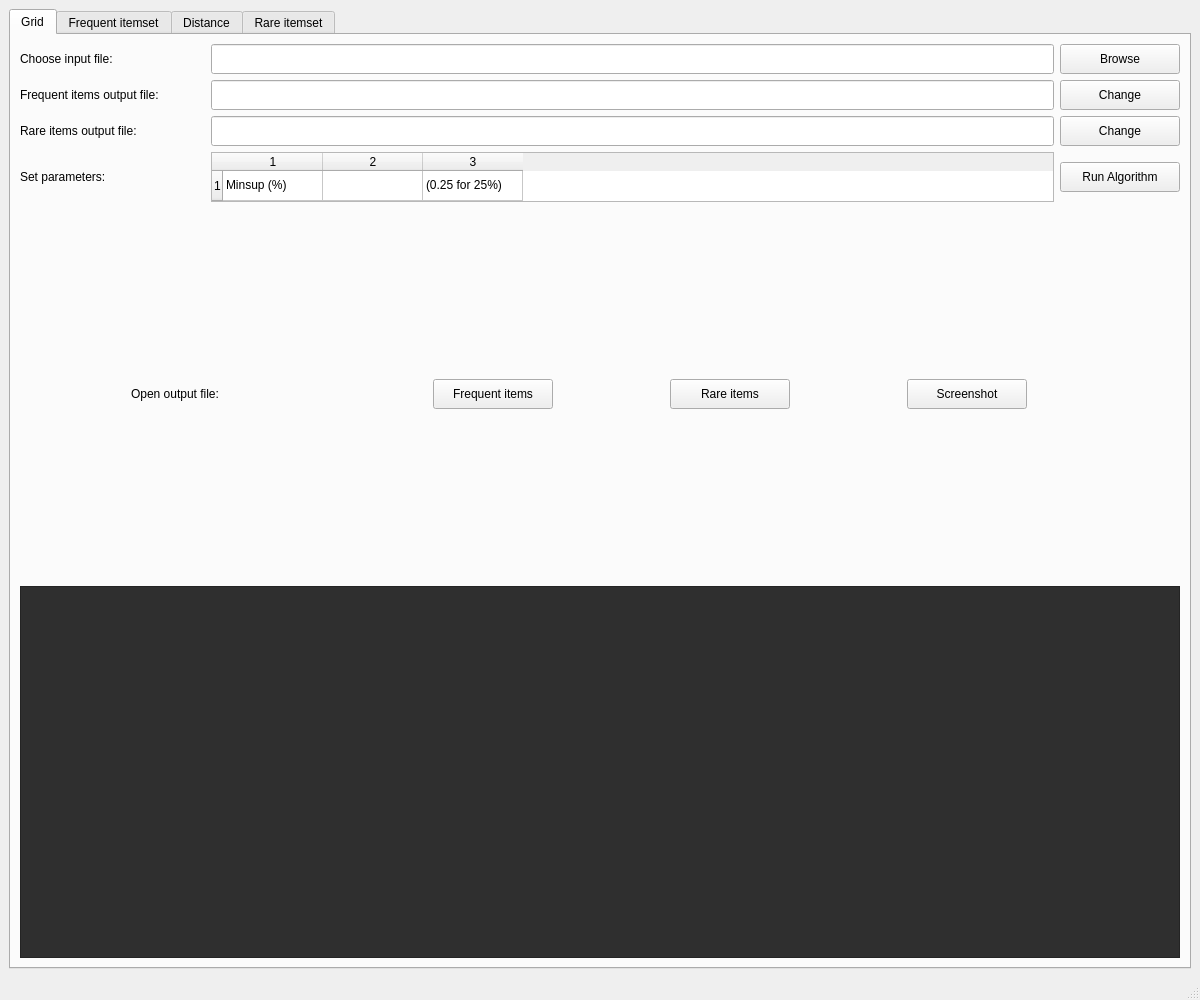
First picture: the form in AssociationRules/mainwindow.ui, repository fjovanovic/Association-Rules, before the edit.
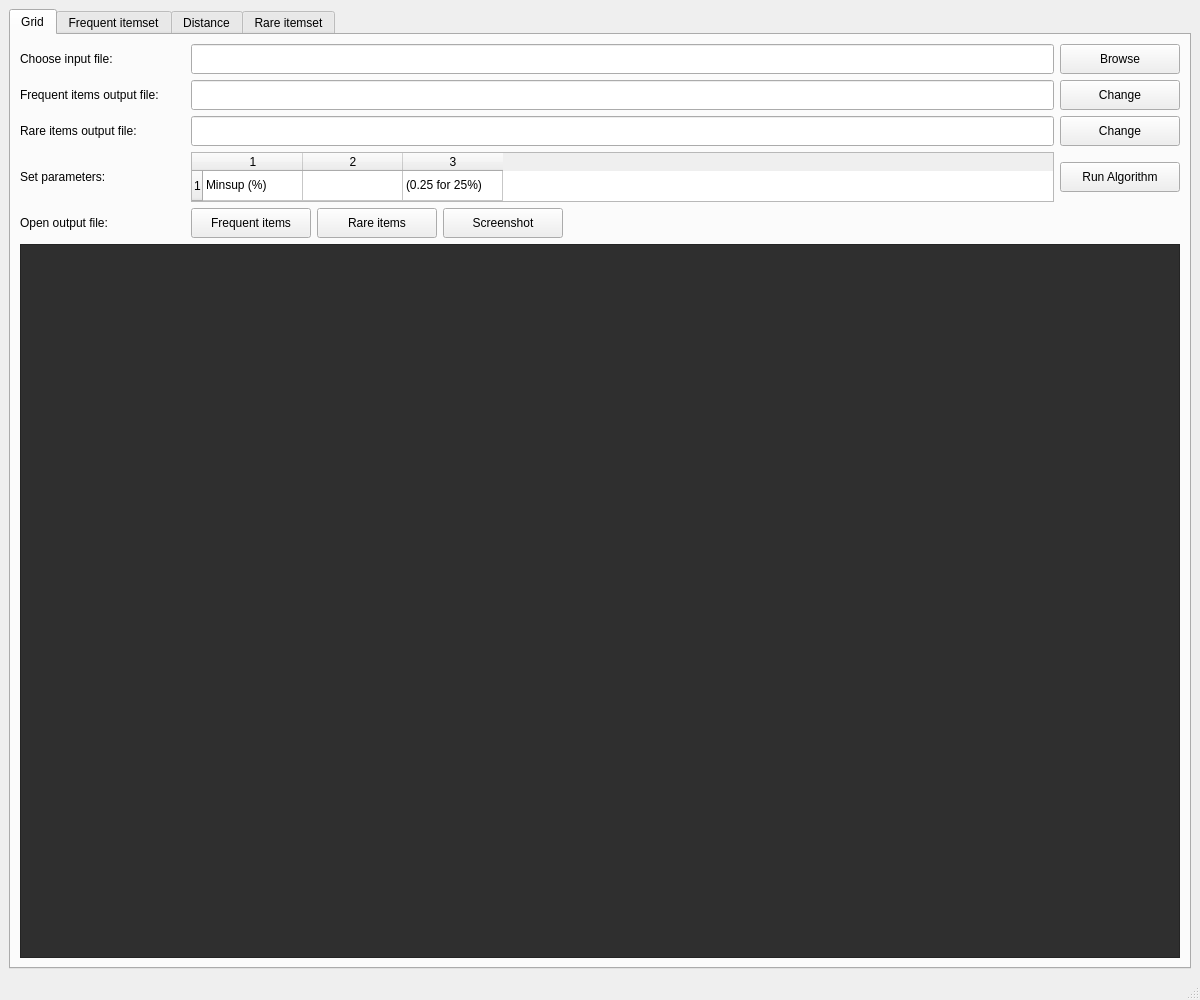
Second picture: the form after the edit.

Commit message: Modified width of labels

Diff of the .ui file:
```diff
--- a/AssociationRules/mainwindow.ui
+++ b/AssociationRules/mainwindow.ui
@@ -46,13 +46,13 @@
            <widget class="QLabel" name="gridInputFileLabel">
             <property name="minimumSize">
              <size>
-              <width>185</width>
+              <width>165</width>
               <height>30</height>
              </size>
             </property>
             <property name="maximumSize">
              <size>
-              <width>185</width>
+              <width>165</width>
               <height>30</height>
              </size>
             </property>
@@ -116,13 +116,13 @@
            <widget class="QLabel" name="gridOutputFileLabel">
             <property name="minimumSize">
              <size>
-              <width>185</width>
+              <width>165</width>
               <height>30</height>
              </size>
             </property>
             <property name="maximumSize">
              <size>
-              <width>185</width>
+              <width>165</width>
               <height>30</height>
              </size>
             </property>
@@ -186,13 +186,13 @@
            <widget class="QLabel" name="label_2">
             <property name="minimumSize">
              <size>
-              <width>185</width>
+              <width>165</width>
               <height>30</height>
              </size>
             </property>
             <property name="maximumSize">
              <size>
-              <width>185</width>
+              <width>165</width>
               <height>30</height>
              </size>
             </property>
@@ -259,13 +259,13 @@
            <widget class="QLabel" name="gridSetParametersLabel">
             <property name="minimumSize">
              <size>
-              <width>185</width>
+              <width>165</width>
               <height>30</height>
              </size>
             </property>
             <property name="maximumSize">
              <size>
-              <width>185</width>
+              <width>165</width>
               <height>30</height>
              </size>
             </property>
@@ -385,13 +385,13 @@
             </property>
             <property name="minimumSize">
              <size>
-              <width>185</width>
+              <width>165</width>
               <height>30</height>
              </size>
             </property>
             <property name="maximumSize">
              <size>
-              <width>185</width>
+              <width>165</width>
               <height>30</height>
              </size>
             </property>
@@ -482,7 +482,10 @@
            </widget>
           </item>
           <item>
-           <spacer name="gridHorizontalSpacer02">
+           <spacer name="gridHorizontalSpacer05">
+            <property name="orientation">
+             <enum>Qt::Horizontal</enum>
+            </property>
             <property name="sizeHint" stdset="0">
              <size>
               <width>40</width>
```
